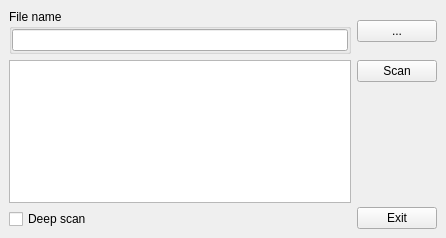
horsicq/DIE-engine, file lite_source/litemainwindow.ui: the form before one commit.
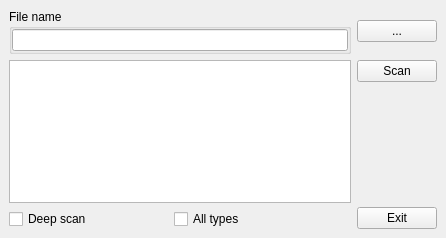
The form after the commit.

Diff of the .ui file:
```diff
--- a/lite_source/litemainwindow.ui
+++ b/lite_source/litemainwindow.ui
@@ -83,6 +83,13 @@
             </property>
            </spacer>
           </item>
+          <item>
+           <widget class="QCheckBox" name="checkBoxAllTypesScan">
+            <property name="text">
+             <string>All types</string>
+            </property>
+           </widget>
+          </item>
           <item>
            <widget class="QLabel" name="labelScanTime">
             <property name="minimumSize">
```
